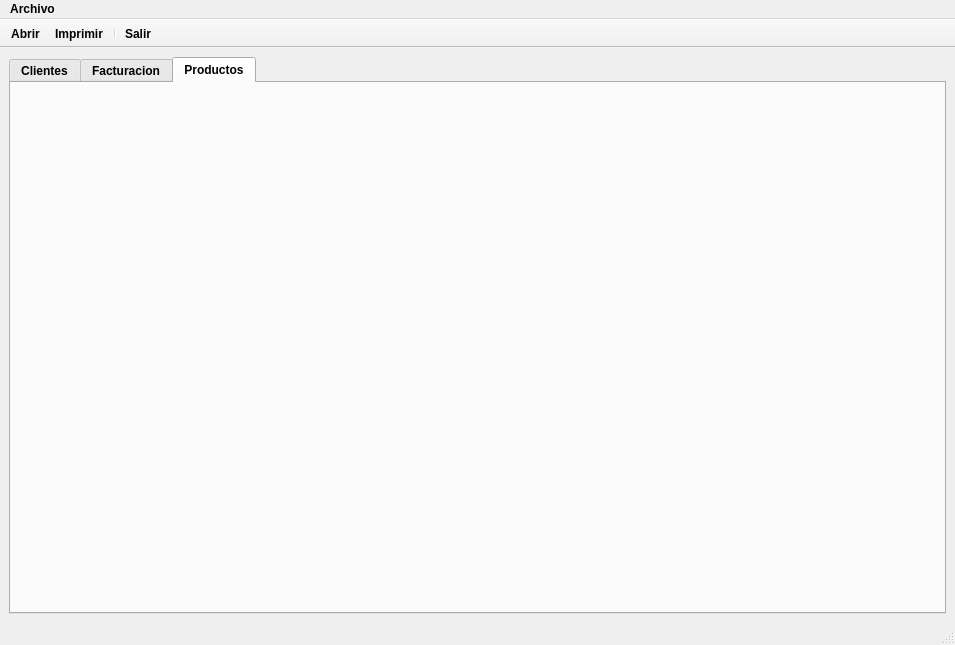
The window that ventana.ui (MelonRodante/ProyectoUno) describes before a commit, drawn with Qt 5.
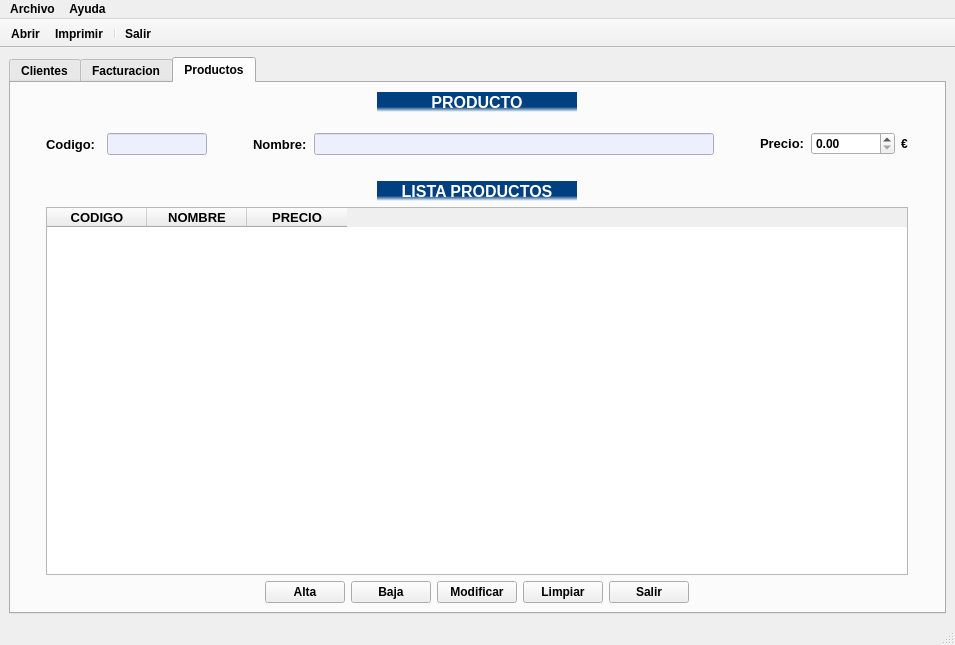
The same window after the commit. The open tabs and pages were chosen to show the change. Icons and pictures are not drawn.

What changed in the file:
```diff
--- a/ventana.ui
+++ b/ventana.ui
@@ -30,7 +30,7 @@
   </property>
   <widget class="QWidget" name="centralwidget">
    <layout class="QGridLayout" name="gridLayout_2">
-    <item row="0" column="1">
+    <item row="1" column="1">
      <widget class="QTabWidget" name="tabWidget">
       <property name="currentIndex">
        <number>0</number>
@@ -1399,9 +1399,460 @@
        </attribute>
       </widget>
       <widget class="QWidget" name="tabProductos">
+       <property name="sizePolicy">
+        <sizepolicy hsizetype="Preferred" vsizetype="Ignored">
+         <horstretch>0</horstretch>
+         <verstretch>0</verstretch>
+        </sizepolicy>
+       </property>
        <attribute name="title">
         <string>Productos</string>
        </attribute>
+       <layout class="QGridLayout" name="gridLayout_5">
+        <item row="0" column="0">
+         <layout class="QHBoxLayout" name="horizontalLayout_12">
+          <item>
+           <layout class="QGridLayout" name="gridLayout_4">
+            <item row="4" column="1">
+             <widget class="QTableWidget" name="tablaProductos">
+              <property name="sizePolicy">
+               <sizepolicy hsizetype="Ignored" vsizetype="Expanding">
+                <horstretch>0</horstretch>
+                <verstretch>0</verstretch>
+               </sizepolicy>
+              </property>
+              <property name="editTriggers">
+               <set>QAbstractItemView::NoEditTriggers</set>
+              </property>
+              <attribute name="verticalHeaderVisible">
+               <bool>false</bool>
+              </attribute>
+              <column>
+               <property name="text">
+                <string>CODIGO</string>
+               </property>
+               <property name="font">
+                <font>
+                 <family>Tahoma</family>
+                 <pointsize>10</pointsize>
+                 <weight>75</weight>
+                 <bold>true</bold>
+                </font>
+               </property>
+              </column>
+              <column>
+               <property name="text">
+                <string>NOMBRE</string>
+               </property>
+               <property name="font">
+                <font>
+                 <family>Tahoma</family>
+                 <pointsize>10</pointsize>
+                 <weight>75</weight>
+                 <bold>true</bold>
+                </font>
+               </property>
+              </column>
+              <column>
+               <property name="text">
+                <string>PRECIO</string>
+               </property>
+               <property name="font">
+                <font>
+                 <family>Tahoma</family>
+                 <pointsize>10</pointsize>
+                 <weight>75</weight>
+                 <bold>true</bold>
+                </font>
+               </property>
+              </column>
+             </widget>
+            </item>
+            <item row="5" column="1">
+             <layout class="QHBoxLayout" name="horizontalLayout_7">
+              <item>
+               <spacer name="horizontalSpacer_20">
+                <property name="orientation">
+                 <enum>Qt::Horizontal</enum>
+                </property>
+                <property name="sizeHint" stdset="0">
+                 <size>
+                  <width>40</width>
+                  <height>20</height>
+                 </size>
+                </property>
+               </spacer>
+              </item>
+              <item>
+               <widget class="QPushButton" name="btnProAlta">
+                <property name="text">
+                 <string>Alta</string>
+                </property>
+               </widget>
+              </item>
+              <item>
+               <widget class="QPushButton" name="btnProBaja">
+                <property name="text">
+                 <string>Baja</string>
+                </property>
+               </widget>
+              </item>
+              <item>
+               <widget class="QPushButton" name="btnProModificar">
+                <property name="sizePolicy">
+                 <sizepolicy hsizetype="Minimum" vsizetype="Minimum">
+                  <horstretch>0</horstretch>
+                  <verstretch>0</verstretch>
+                 </sizepolicy>
+                </property>
+                <property name="text">
+                 <string>Modificar</string>
+                </property>
+               </widget>
+              </item>
+              <item>
+               <widget class="QPushButton" name="btnProLimpiar">
+                <property name="text">
+                 <string>Limpiar</string>
+                </property>
+               </widget>
+              </item>
+              <item>
+               <widget class="QPushButton" name="btnProSalir">
+                <property name="text">
+                 <string>Salir</string>
+                </property>
+               </widget>
+              </item>
+              <item>
+               <spacer name="horizontalSpacer_21">
+                <property name="orientation">
+                 <enum>Qt::Horizontal</enum>
+                </property>
+                <property name="sizeHint" stdset="0">
+                 <size>
+                  <width>40</width>
+                  <height>20</height>
+                 </size>
+                </property>
+               </spacer>
+              </item>
+             </layout>
+            </item>
+            <item row="0" column="1">
+             <layout class="QHBoxLayout" name="horizontalLayout_11">
+              <item>
+               <widget class="QLabel" name="lblTitulo_5">
+                <property name="minimumSize">
+                 <size>
+                  <width>200</width>
+                  <height>20</height>
+                 </size>
+                </property>
+                <property name="maximumSize">
+                 <size>
+                  <width>200</width>
+                  <height>20</height>
+                 </size>
+                </property>
+                <property name="font">
+                 <font>
+                  <pointsize>12</pointsize>
+                  <weight>75</weight>
+                  <bold>true</bold>
+                 </font>
+                </property>
+                <property name="styleSheet">
+                 <string notr="true">background-color: qlineargradient(spread:pad, x1:0, y1:0.743864, x2:0, y2:1, stop:0 rgba(0, 63, 128, 255), stop:1 rgba(255, 255, 255, 255));
+color: rgb(255, 255, 255);</string>
+                </property>
+                <property name="text">
+                 <string>PRODUCTO</string>
+                </property>
+                <property name="textFormat">
+                 <enum>Qt::AutoText</enum>
+                </property>
+                <property name="scaledContents">
+                 <bool>false</bool>
+                </property>
+                <property name="alignment">
+                 <set>Qt::AlignCenter</set>
+                </property>
+               </widget>
+              </item>
+             </layout>
+            </item>
+            <item row="2" column="1">
+             <layout class="QHBoxLayout" name="horizontalLayout_10">
+              <item>
+               <widget class="QLabel" name="lblTitulo_4">
+                <property name="minimumSize">
+                 <size>
+                  <width>200</width>
+                  <height>20</height>
+                 </size>
+                </property>
+                <property name="maximumSize">
+                 <size>
+                  <width>200</width>
+                  <height>20</height>
+                 </size>
+                </property>
+                <property name="font">
+                 <font>
+                  <pointsize>12</pointsize>
+                  <weight>75</weight>
+                  <bold>true</bold>
+                 </font>
+                </property>
+                <property name="styleSheet">
+                 <string notr="true">background-color: qlineargradient(spread:pad, x1:0, y1:0.743864, x2:0, y2:1, stop:0 rgba(0, 63, 128, 255), stop:1 rgba(255, 255, 255, 255));
+color: rgb(255, 255, 255);</string>
+                </property>
+                <property name="text">
+                 <string>LISTA PRODUCTOS</string>
+                </property>
+                <property name="textFormat">
+                 <enum>Qt::AutoText</enum>
+                </property>
+                <property name="scaledContents">
+                 <bool>false</bool>
+                </property>
+                <property name="alignment">
+                 <set>Qt::AlignCenter</set>
+                </property>
+               </widget>
+              </item>
+             </layout>
+            </item>
+            <item row="1" column="1">
+             <layout class="QHBoxLayout" name="horizontalLayout_4">
+              <property name="topMargin">
+               <number>10</number>
+              </property>
+              <property name="bottomMargin">
+               <number>15</number>
+              </property>
+              <item>
+               <widget class="QLabel" name="lblProCodigo">
+                <property name="minimumSize">
+                 <size>
+                  <width>55</width>
+                  <height>32</height>
+                 </size>
+                </property>
+                <property name="maximumSize">
+                 <size>
+                  <width>55</width>
+                  <height>32</height>
+                 </size>
+                </property>
+                <property name="font">
+                 <font>
+                  <family>Tahoma</family>
+                  <pointsize>10</pointsize>
+                  <weight>75</weight>
+                  <bold>true</bold>
+                 </font>
+                </property>
+                <property name="text">
+                 <string>Codigo:</string>
+                </property>
+               </widget>
+              </item>
+              <item>
+               <widget class="QLineEdit" name="editProCodigo">
+                <property name="minimumSize">
+                 <size>
+                  <width>100</width>
+                  <height>0</height>
+                 </size>
+                </property>
+                <property name="maximumSize">
+                 <size>
+                  <width>100</width>
+                  <height>16777215</height>
+                 </size>
+                </property>
+                <property name="styleSheet">
+                 <string notr="true">background-color: rgb(237, 239, 255);</string>
+                </property>
+                <property name="readOnly">
+                 <bool>true</bool>
+                </property>
+               </widget>
+              </item>
+              <item>
+               <spacer name="horizontalSpacer_22">
+                <property name="orientation">
+                 <enum>Qt::Horizontal</enum>
+                </property>
+                <property name="sizeType">
+                 <enum>QSizePolicy::Fixed</enum>
+                </property>
+                <property name="sizeHint" stdset="0">
+                 <size>
+                  <width>40</width>
+                  <height>20</height>
+                 </size>
+                </property>
+               </spacer>
+              </item>
+              <item>
+               <widget class="QLabel" name="lblProNombre">
+                <property name="minimumSize">
+                 <size>
+                  <width>55</width>
+                  <height>32</height>
+                 </size>
+                </property>
+                <property name="maximumSize">
+                 <size>
+                  <width>55</width>
+                  <height>32</height>
+                 </size>
+                </property>
+                <property name="font">
+                 <font>
+                  <family>Tahoma</family>
+                  <pointsize>10</pointsize>
+                  <weight>75</weight>
+                  <bold>true</bold>
+                 </font>
+                </property>
+                <property name="text">
+                 <string>Nombre:</string>
+                </property>
+               </widget>
+              </item>
+              <item>
+               <widget class="QLineEdit" name="editProNombre">
+                <property name="sizePolicy">
+                 <sizepolicy hsizetype="Expanding" vsizetype="Fixed">
+                  <horstretch>0</horstretch>
+                  <verstretch>0</verstretch>
+                 </sizepolicy>
+                </property>
+                <property name="minimumSize">
+                 <size>
+                  <width>400</width>
+                  <height>0</height>
+                 </size>
+                </property>
+                <property name="maximumSize">
+                 <size>
+                  <width>400</width>
+                  <height>16777215</height>
+                 </size>
+                </property>
+                <property name="styleSheet">
+                 <string notr="true">background-color: rgb(237, 239, 255);</string>
+                </property>
+               </widget>
+              </item>
+              <item>
+               <spacer name="horizontalSpacer_19">
+                <property name="orientation">
+                 <enum>Qt::Horizontal</enum>
+                </property>
+                <property name="sizeType">
+                 <enum>QSizePolicy::Fixed</enum>
+                </property>
+                <property name="sizeHint" stdset="0">
+                 <size>
+                  <width>40</width>
+                  <height>20</height>
+                 </size>
+                </property>
+               </spacer>
+              </item>
+              <item>
+               <widget class="QLabel" name="lblProPrecio">
+                <property name="sizePolicy">
+                 <sizepolicy hsizetype="Fixed" vsizetype="Fixed">
+                  <horstretch>0</horstretch>
+                  <verstretch>0</verstretch>
+                 </sizepolicy>
+                </property>
+                <property name="font">
+                 <font>
+                  <family>Tahoma</family>
+                  <pointsize>10</pointsize>
+                  <weight>75</weight>
+                  <bold>true</bold>
+                 </font>
+                </property>
+                <property name="text">
+                 <string>Precio:</string>
+                </property>
+               </widget>
+              </item>
+              <item>
+               <widget class="QDoubleSpinBox" name="spinPrecio">
+                <property name="sizePolicy">
+                 <sizepolicy hsizetype="Fixed" vsizetype="Fixed">
+                  <horstretch>0</horstretch>
+                  <verstretch>0</verstretch>
+                 </sizepolicy>
+                </property>
+                <property name="font">
+                 <font>
+                  <family>Tahoma</family>
+                  <weight>75</weight>
+                  <bold>true</bold>
+                 </font>
+                </property>
+                <property name="maximum">
+                 <double>99999999.989999994635582</double>
+                </property>
+               </widget>
+              </item>
+              <item>
+               <widget class="QLabel" name="lblProEuro">
+                <property name="sizePolicy">
+                 <sizepolicy hsizetype="Fixed" vsizetype="Preferred">
+                  <horstretch>0</horstretch>
+                  <verstretch>0</verstretch>
+                 </sizepolicy>
+                </property>
+                <property name="text">
+                 <string>€</string>
+                </property>
+               </widget>
+              </item>
+             </layout>
+            </item>
+            <item row="4" column="0">
+             <spacer name="horizontalSpacer_23">
+              <property name="orientation">
+               <enum>Qt::Horizontal</enum>
+              </property>
+              <property name="sizeHint" stdset="0">
+               <size>
+                <width>40</width>
+                <height>20</height>
+               </size>
+              </property>
+             </spacer>
+            </item>
+            <item row="4" column="2">
+             <spacer name="horizontalSpacer_15">
+              <property name="orientation">
+               <enum>Qt::Horizontal</enum>
+              </property>
+              <property name="sizeHint" stdset="0">
+               <size>
+                <width>40</width>
+                <height>20</height>
+               </size>
+              </property>
+             </spacer>
+            </item>
+           </layout>
+          </item>
+         </layout>
+        </item>
+       </layout>
       </widget>
      </widget>
     </item>
@@ -1425,7 +1876,14 @@
     <addaction name="separator"/>
     <addaction name="actionSalir"/>
    </widget>
+   <widget class="QMenu" name="menuAyuda">
+    <property name="title">
+     <string>Ayuda</string>
+    </property>
+    <addaction name="actionAbout"/>
+   </widget>
    <addaction name="menuArchivo"/>
+   <addaction name="menuAyuda"/>
   </widget>
   <widget class="QStatusBar" name="statusbar">
    <property name="enabled">
```
Left out of the diff: 21 changed lines with no effect on the pictures.
